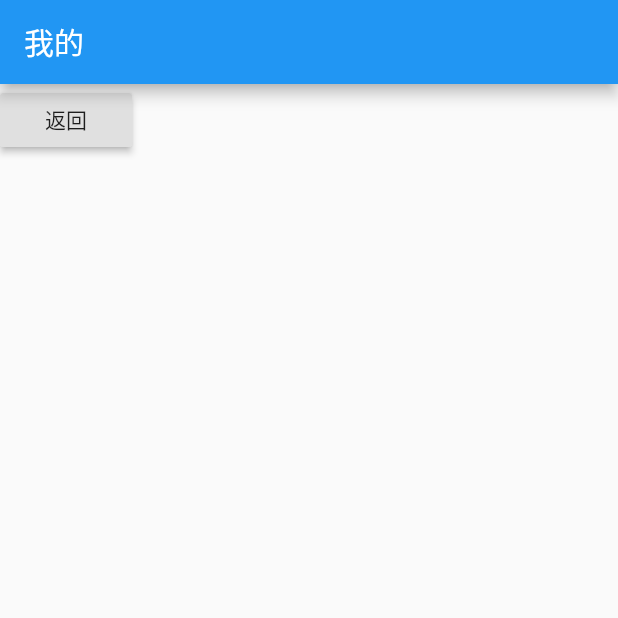
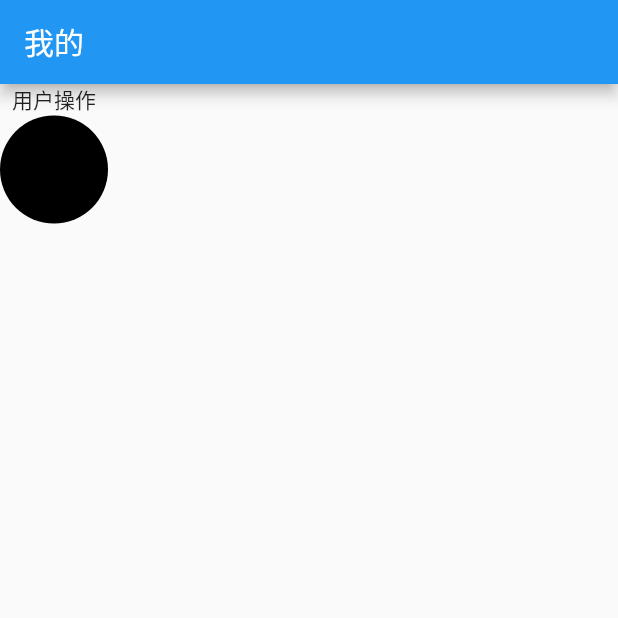
Before and after one commit to banli17/flutter_learn, a Flutter app: the My screen opened directly, on a phone screen of 412 x 824 dp, the top half of it. Run offline on Flutter 3.47's test engine with Material 2 defaults, Android fonts, the phone set to English and light mode, and no system bars; our stand-ins replace camera, dio, flutter_swiper, webview_flutter; missing offline and left inert: easy_permission_validator, fijkplayer, flui, flutter_cupertino_date_picker, fluwx, r_upgrade; network calls fail.

Commit message:
feat: 添加手势等

```diff
--- a/lib/main.dart
+++ b/lib/main.dart
@@ -16,11 +16,44 @@ void main() {
   }
 }
 
-// 页面、组件、元素都是 Widget
-// StatelessWidget 相当于 Component
-// build 相当于 render
-class MyApp extends StatelessWidget {
-  // This widget is the root of your application.
+class MyApp extends StatefulWidget {
+  @override
+  _MyAppState createState() => _MyAppState();
+}
+
+class _MyAppState extends State<MyApp> with WidgetsBindingObserver {
+  Brightness _brightness = Brightness.light;
+
+  @override
+  void initState() {
+    WidgetsBinding.instance.addObserver(this); // 添加监听器
+    super.initState();
+    setState(() {
+//      _brightness = Brightness.dark;
+    });
+  }
+
+  @override
+  void didChangeAppLifecycleState(AppLifecycleState state) {
+    super.didChangeAppLifecycleState(state);
+    print('state = $state');
+    if (state == AppLifecycleState.paused) {
+      print('app进入后台');
+    } else if (state == AppLifecycleState.resumed) {
+      print('app 进入前台');
+    } else if (state == AppLifecycleState.inactive) {
+      // 不常用，应用程序处于非活动状态，并且未接受用户输入时调用，比如来了个电话
+    } else if (state == AppLifecycleState.detached) {
+      // 不常用，应用程序被挂起时调用，不会在 ios 上出发
+    }
+  }
+
+  @override
+  void dispose() {
+    WidgetsBinding.instance.removeObserver(this);
+    super.dispose();
+  }
+
   @override
   Widget build(BuildContext context) {
     return FLToastProvider(
@@ -28,6 +61,7 @@ class MyApp extends StatelessWidget {
       color: Colors.red,
       title: 'flutter_名称',
       theme: ThemeData(
+        brightness: _brightness,
         primarySwatch: Colors.blue,
         pageTransitionsTheme: PageTransitionsTheme(builders: {
           TargetPlatform.android: CupertinoPageTransitionsBuilder(),
--- a/lib/pages/my.dart
+++ b/lib/pages/my.dart
@@ -1,6 +1,18 @@
 import 'package:flutter/material.dart';
 
-class My extends StatelessWidget {
+class My extends StatefulWidget {
+  @override
+  _MyState createState() => _MyState();
+}
+
+class _MyState extends State<My> {
+  double moveX = 0;
+  double moveY = 0;
+
+  _printMsg(String msg) {
+    print('msg : $msg');
+  }
+
   @override
   Widget build(BuildContext context) {
     return Scaffold(
@@ -9,14 +21,41 @@ class My extends StatelessWidget {
       ),
       body: Column(
         children: <Widget>[
-          RaisedButton(
-            child: Text('返回'),
-            onPressed: () {
-              Navigator.pop(context, '哈哈');
-            },
+          GestureDetector(
+            onTap: () => _printMsg('点击'),
+            onDoubleTap: () => _printMsg('双击'),
+            onLongPress: () => _printMsg('长按'),
+            onTapCancel: () => _printMsg('取消'),
+            onTapUp: (e) => _printMsg('松开'),
+            onTapDown: (e) => _printMsg('按下'),
+            child: Text('用户操作'),
           ),
+          Column(
+            children: <Widget>[
+              Positioned(
+                left: moveX,
+                top: moveY,
+                child: GestureDetector(
+                    onPanUpdate: (e) => _doMove(e),
+                    child: Container(
+                      width: 72,
+                      height: 72,
+                      decoration: BoxDecoration(
+                          color: Colors.black,
+                          borderRadius: BorderRadius.circular(36)),
+                    )),
+              )
+            ],
+          )
         ],
       ),
     );
   }
+
+  _doMove(DragUpdateDetails e) {
+    setState(() {
+      moveX += e.delta.dx;
+//      moveY += e.delta.dy;
+    });
+  }
 }
```
Also changed, not shown: 1 other file.
